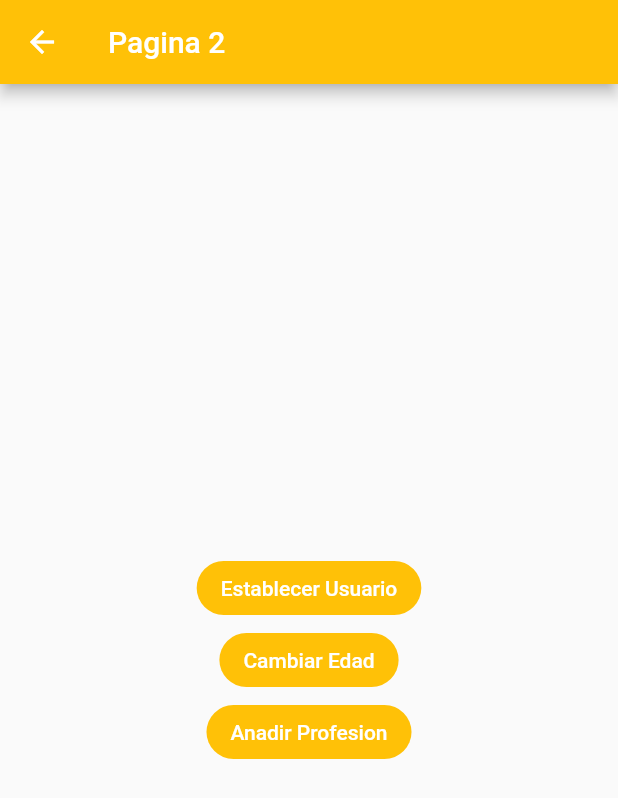
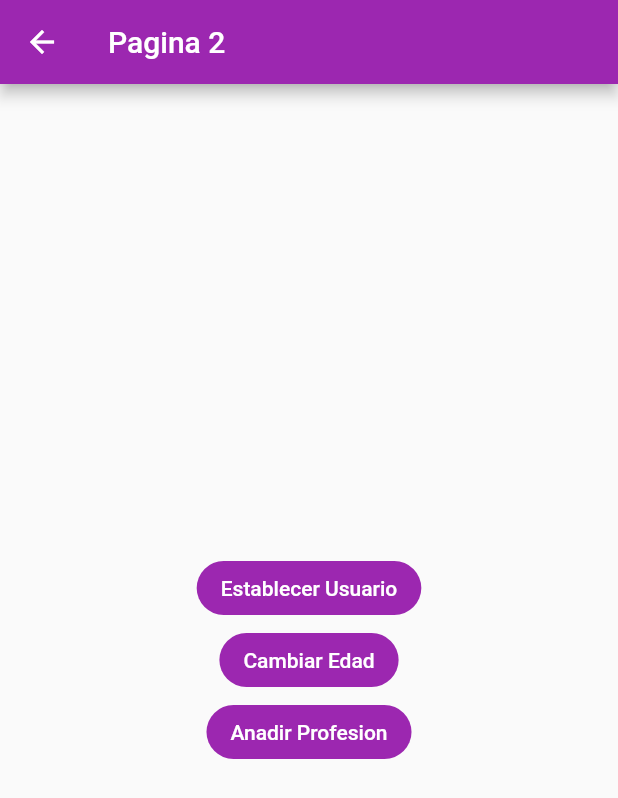
Before and after one commit to max005500/state_manager_flutter, a Flutter app: the Pagina2Page screen opened by its route, after a tap on "Anadir Profesion", on a phone screen of 412 x 824 dp. Shown: the top 798 px of the screen. Run offline on Flutter 3.47's test engine with Material 2 defaults, Android fonts, the phone set to English and light mode, and no system bars; our stand-ins replace flutter_bloc.

Commit message:
cubit complete

```diff
--- /dev/null
+++ b/lib/bloc/usuario/usuario_cubit.dart
@@ -0,0 +1,43 @@
+import 'package:meta/meta.dart';
+import 'package:flutter_bloc/flutter_bloc.dart';
+import 'package:state_manager/models/usuarios.dart';
+
+part 'usuarios_state.dart';
+
+class UsuarioCubit extends Cubit<UsuarioState> {
+  UsuarioCubit() : super(UsuarioInitial());
+  void selectUser(Usuarios user) {
+    emit(UsuarioActivo(user));
+  }
+
+  void cambiarEdad(int edad) {
+    final currentState = state;
+    if (currentState is UsuarioActivo) {
+      final newUser = currentState.usuario.copyWith(edad: 82);
+      emit(UsuarioActivo(newUser));
+    }
+  }
+
+  void borrarUsuario() {
+    emit(UsuarioInitial());
+  }
+
+  String nombre() {
+    final currentState = state;
+
+    if (currentState is UsuarioActivo) {
+      return currentState.usuario.nombre;
+    }
+    return 'no user';
+  }
+
+  void agregarProfesion(String profesion) {
+    final currentState = state;
+    if (currentState is UsuarioActivo) {
+      final newProfesiones = [...currentState.usuario.profesiones, profesion];
+      final newUser =
+          currentState.usuario.copyWith(profesiones: newProfesiones);
+      emit(UsuarioActivo(newUser));
+    }
+  }
+}
--- /dev/null
+++ b/lib/bloc/usuario/usuarios_state.dart
@@ -0,0 +1,14 @@
+part of './usuario_cubit.dart';
+
+@immutable
+abstract class UsuarioState {}
+
+class UsuarioInitial extends UsuarioState {
+  final existeUsuario = false;
+}
+
+class UsuarioActivo extends UsuarioState {
+  final existeUsuario = true;
+  final Usuarios usuario;
+  UsuarioActivo(this.usuario);
+}
--- a/lib/models/usuarios.dart
+++ b/lib/models/usuarios.dart
@@ -1,11 +1,21 @@
 class Usuarios {
-  String nombre;
-  int edad;
-  List<String> professiones;
+  final String nombre;
+  final int edad;
+  final List<String> profesiones;
 
   Usuarios({
     required this.edad,
-    required this.professiones,
+    required this.profesiones,
     required this.nombre,
   });
+  Usuarios copyWith({
+    String? nombre,
+    int? edad,
+    List<String>? profesiones,
+  }) {
+    return Usuarios(
+        nombre: nombre ?? this.nombre,
+        edad: edad ?? this.edad,
+        profesiones: profesiones ?? this.profesiones);
+  }
 }
--- a/lib/pages/pagina1_page.dart
+++ b/lib/pages/pagina1_page.dart
@@ -1,16 +1,34 @@
 import 'package:flutter/material.dart';
+import 'package:flutter_bloc/flutter_bloc.dart';
+import 'package:state_manager/bloc/usuario/usuario_cubit.dart';
+import 'package:state_manager/models/usuarios.dart';
 
 class Pagina1Page extends StatelessWidget {
   const Pagina1Page({super.key});
 
   @override
   Widget build(BuildContext context) {
+    final state = context.read<UsuarioCubit>();
     return Scaffold(
       appBar: AppBar(
-        title: const Text("Pagina 1"),
+        title: const Text("cubit"),
+        backgroundColor: Colors.purple,
+        actions: [
+          IconButton(
+              onPressed: () => state.borrarUsuario(),
+              icon: const Icon(Icons.refresh))
+        ],
       ),
-      body: InformacionUsuario(),
+      body: BlocBuilder<UsuarioCubit, UsuarioState>(
+        builder: (_, state) {
+          if (state is UsuarioActivo) {
+            return InformacionUsuario(user: state.usuario);
+          }
+          return const BadState();
+        },
+      ),
       floatingActionButton: FloatingActionButton(
+        backgroundColor: Colors.purple,
         child: const Icon(Icons.accessibility_new),
         onPressed: () => Navigator.pushNamed(context, 'pagina2'),
       ),
@@ -18,11 +36,45 @@ class Pagina1Page extends StatelessWidget {
   }
 }
 
-class InformacionUsuario extends StatelessWidget {
-  const InformacionUsuario({
+class BadState extends StatelessWidget {
+  const BadState({
     super.key,
   });
 
+  @override
+  Widget build(BuildContext context) {
+    return Center(
+      child: Column(
+        mainAxisAlignment: MainAxisAlignment.center,
+        children: [
+          const Text('No hay info sobre usuarios'),
+          const SizedBox(
+            height: 10,
+          ),
+          Container(
+            padding: const EdgeInsets.all(6),
+            decoration: const BoxDecoration(
+              color: Colors.black12,
+              shape: BoxShape.circle,
+            ),
+            width: 40,
+            height: 40,
+            child: const CircularProgressIndicator(
+              color: Colors.purple,
+            ),
+          )
+        ],
+      ),
+    );
+  }
+}
+
+class InformacionUsuario extends StatelessWidget {
+  final Usuarios user;
+  const InformacionUsuario({
+    required this.user,
+    super.key,
+  });
   @override
   Widget build(BuildContext context) {
     return Container(
@@ -31,43 +83,42 @@ class InformacionUsuario extends StatelessWidget {
       padding: const EdgeInsets.all(20),
       child: Column(
         crossAxisAlignment: CrossAxisAlignment.start,
-        children: const [
-          Text(
+        children: [
+          const Text(
             "General",
             style: TextStyle(
               fontSize: 18,
               fontWeight: FontWeight.bold,
             ),
           ),
-          Divider(),
+          const Divider(),
           ListTile(
             title: Text(
-              "nombre:",
+              "nombre: ${user.nombre}",
             ),
           ),
           ListTile(
             title: Text(
-              "edad:",
+              "edad: ${user.edad}",
             ),
           ),
-          Text(
+          const Text(
             "Profesiones",
             style: TextStyle(
               fontSize: 18,
               fontWeight: FontWeight.bold,
             ),
           ),
-          Divider(),
-          ListTile(
-            title: Text(
-              "profesion 1:",
+          const Divider(),
+          Expanded(
+              child: ListView.builder(
+            itemCount: user.profesiones.length,
+            itemBuilder: (_, i) => ListTile(
+              title: Text(
+                'profesion ${i + 1}: ${user.profesiones[i]}',
+              ),
             ),
-          ),
-          ListTile(
-            title: Text(
-              "profesion2:",
-            ),
-          ),
+          )),
         ],
       ),
     );
--- a/lib/pages/pagina2_page.dart
+++ b/lib/pages/pagina2_page.dart
@@ -1,22 +1,39 @@
 import 'package:flutter/material.dart';
+import 'package:flutter_bloc/flutter_bloc.dart';
+import 'package:state_manager/bloc/usuario/usuario_cubit.dart';
+import 'package:state_manager/models/usuarios.dart';
 
 class Pagina2Page extends StatelessWidget {
   const Pagina2Page({super.key});
 
   @override
   Widget build(BuildContext context) {
+    final newUser =
+        new Usuarios(edad: 24, profesiones: ['playboy'], nombre: 'max');
+    final state = context.read<UsuarioCubit>();
     return Scaffold(
       appBar: AppBar(
-        backgroundColor: Colors.amber,
+        backgroundColor: Colors.purple,
         title: const Text("Pagina 2"),
       ),
       body: Center(
         child: Column(
           mainAxisAlignment: MainAxisAlignment.center,
-          children: const [
-            CustomButtom(texto: 'Establecer Usuario'),
-            CustomButtom(texto: 'Cambiar Edad'),
-            CustomButtom(texto: 'Anadir Profesion'),
+          children: [
+            CustomButtom(
+              texto: 'Establecer Usuario',
+              press: () {
+                state.selectUser(newUser);
+              },
+            ),
+            CustomButtom(
+              texto: 'Cambiar Edad',
+              press: () => state.cambiarEdad(37),
+            ),
+            CustomButtom(
+              texto: 'Anadir Profesion',
+              press: () => state.agregarProfesion('ingeniero en criterio'),
+            ),
           ],
         ),
       ),
@@ -26,8 +43,10 @@ class Pagina2Page extends StatelessWidget {
 
 class CustomButtom extends StatelessWidget {
   final String texto;
-  const CustomButtom({
+  void Function() press;
+  CustomButtom({
     required this.texto,
+    required this.press,
     super.key,
   });
 
@@ -37,9 +56,9 @@ class CustomButtom extends StatelessWidget {
       shape: RoundedRectangleBorder(
         borderRadius: BorderRadius.circular(40),
       ),
-      color: Colors.amber,
+      color: Colors.purple,
       elevation: 0,
-      onPressed: () => {},
+      onPressed: press,
       child: Text(
         texto,
         style: const TextStyle(
--- a/pubspec.yaml
+++ b/pubspec.yaml
@@ -35,7 +35,7 @@ dependencies:
   # The following adds the Cupertino Icons font to your application.
   # Use with the CupertinoIcons class for iOS style icons.
   cupertino_icons: ^1.0.2
-
+  flutter_bloc: ^8.1.2
 dev_dependencies:
   flutter_test:
     sdk: flutter
```
Also changed, not shown: lib/main.dart (+10 -1 lines), pubspec.lock.
